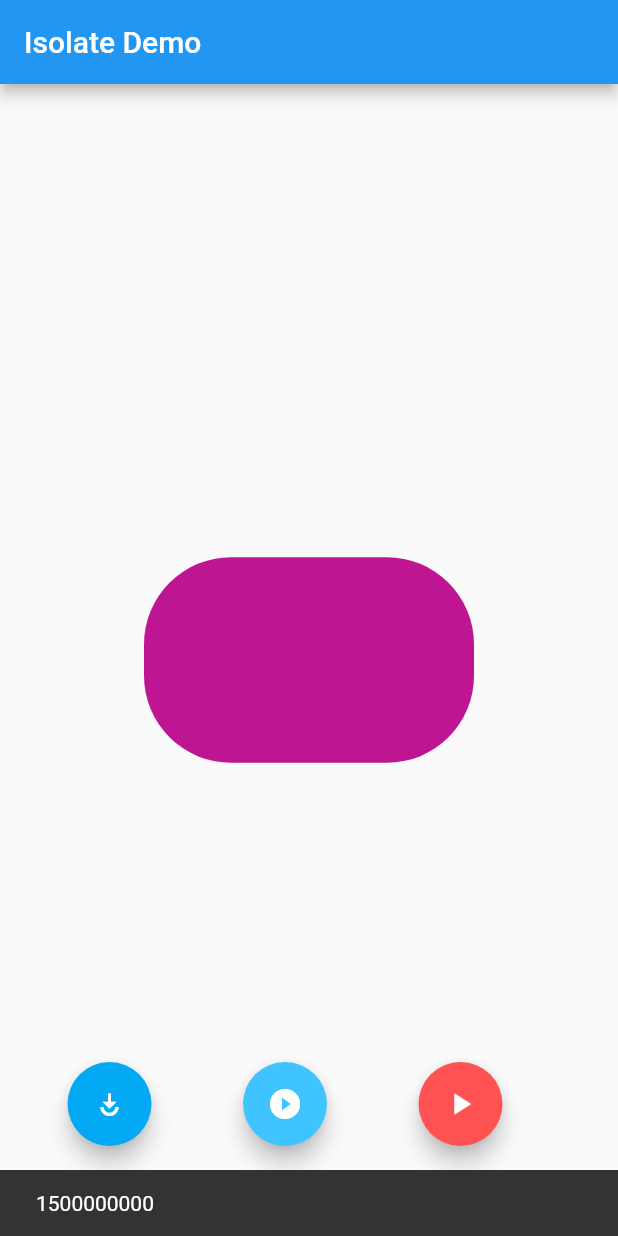
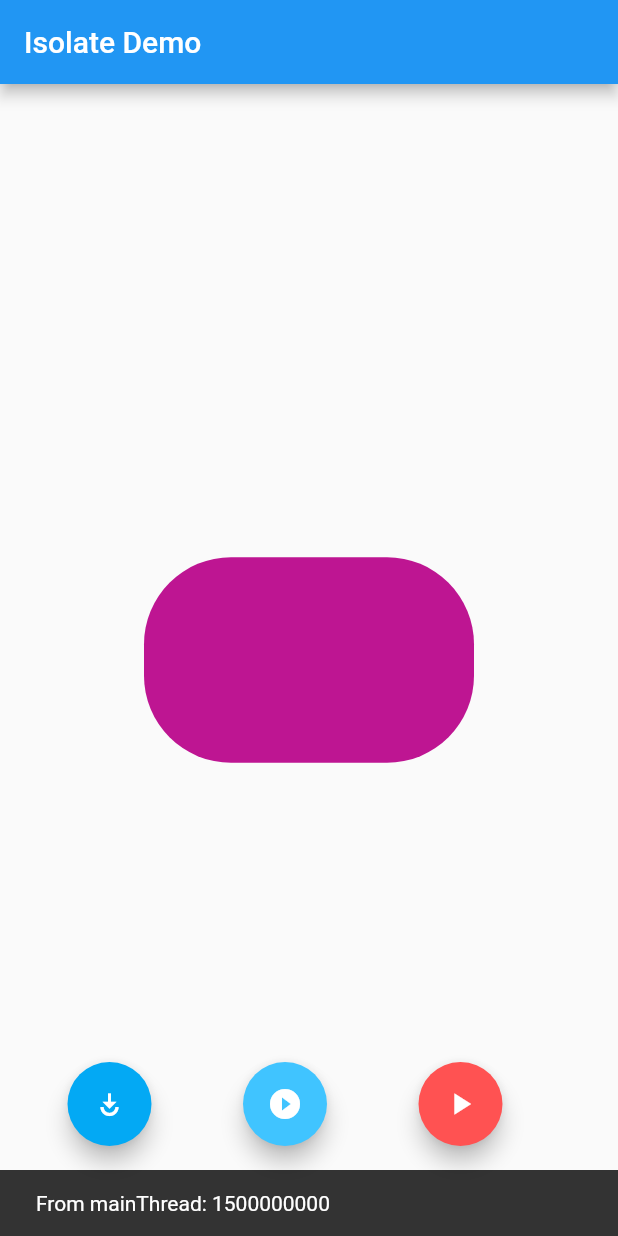
Before and after one commit to arnaudelub/isolate_demo, a Flutter app: the screen it shows after launch, after a tap on the "play arrow" icon, on a phone screen of 412 x 824 dp. Run offline on Flutter 3.47's test engine with Material 2 defaults, Android fonts, the light colour scheme and no system bars.

Commit message:
Fixing typo

```diff
--- a/lib/main.dart
+++ b/lib/main.dart
@@ -62,24 +62,23 @@ class _AnimatedContainerAppState extends State<AnimatedContainerApp> {
     isolate = await Isolate.spawn(_task, receivePort.sendPort);
     _isolateStreamSubscription = receivePort.listen((data) {
       isolate!.kill(priority: Isolate.immediate);
-      ScaffoldMessenger.of(_scaffoldKey.currentContext!)
-          .showSnackBar(SnackBar(content: Text(data)));
+      _showSnackBar("From isolate: $data");
     });
   }
 
-  /// The task called by compute and Isolate.spawn() as to be static if inside a class
+  /// The task called by compute and Isolate.spawn() has to be static if inside a class
   /// or it has to be a top-level function
   Future<void> _calculateOrCompute(
       {bool isCompute = false, bool isIsolate = false}) async {
     int result = 0;
     if (isCompute) {
       result = await compute(bigTask, bigNumber);
-      _showSnackBar("$result");
+      _showSnackBar("From compute: $result");
     } else if (isIsolate) {
       _startIsolate();
     } else {
       result = bigTask(bigNumber);
-      _showSnackBar("$result");
+      _showSnackBar("From mainThread: $result");
     }
   }
 
@@ -144,7 +143,7 @@ class _AnimatedContainerAppState extends State<AnimatedContainerApp> {
 
 void _task(SendPort sendPort) {
   final result = bigTask(bigNumber);
-  sendPort.send("Got the result: $result");
+  sendPort.send("$result");
 }
 
 int bigTask(int n) {
```
